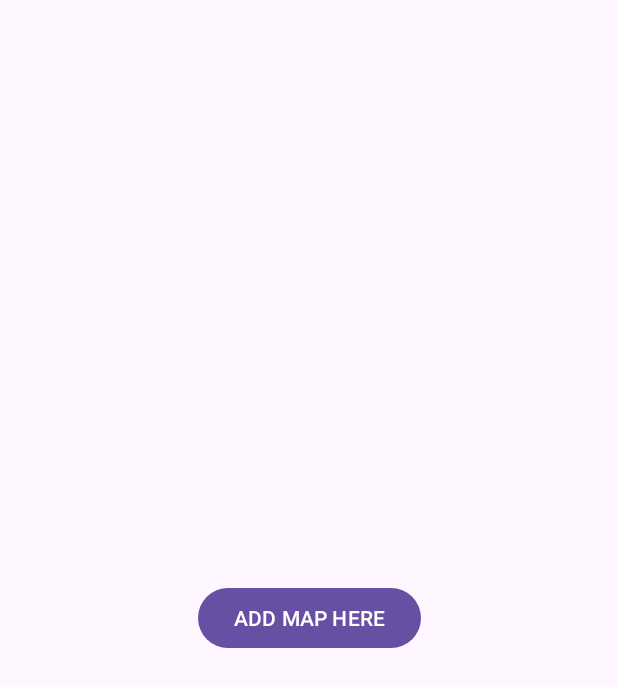
After one commit to OmarElserwi/WatTravl, an Android app: the layout activity_map.xml on its own in the app's theme, with its tools: preview values and no code run, on a phone screen of 412 x 824 dp. The commit adds this screen. Shown: the top 687 px of the screen. Run offline under Robolectric (Android 15) with nearby library versions, the phone set to English and light mode, and no system bars.

Commit message:
Add Map Activity And Passing Of Parameters

```diff
--- a/WatTravl/app/src/main/AndroidManifest.xml
+++ b/WatTravl/app/src/main/AndroidManifest.xml
@@ -13,6 +13,9 @@
         android:theme="@style/Theme.WatTravl"
         tools:targetApi="31">
         <activity
+            android:name=".MapActivity"
+            android:exported="false" />
+        <activity
             android:name=".MainActivity"
             android:exported="true">
             <intent-filter>
--- /dev/null
+++ b/WatTravl/app/src/main/res/layout/activity_map.xml
@@ -0,0 +1,19 @@
+<?xml version="1.0" encoding="utf-8"?>
+<androidx.constraintlayout.widget.ConstraintLayout xmlns:android="http://schemas.android.com/apk/res/android"
+    xmlns:app="http://schemas.android.com/apk/res-auto"
+    xmlns:tools="http://schemas.android.com/tools"
+    android:id="@+id/main"
+    android:layout_width="match_parent"
+    android:layout_height="match_parent"
+    tools:context=".MapActivity">
+
+    <Button
+        android:id="@+id/button2"
+        android:layout_width="wrap_content"
+        android:layout_height="wrap_content"
+        android:text="ADD MAP HERE"
+        app:layout_constraintBottom_toBottomOf="parent"
+        app:layout_constraintEnd_toEndOf="parent"
+        app:layout_constraintStart_toStartOf="parent"
+        app:layout_constraintTop_toTopOf="parent" />
+</androidx.constraintlayout.widget.ConstraintLayout>
```
Also changed, not shown: WatTravl/app/src/main/java/com/example/wattravl/MainActivity.kt (+20 -0 lines), WatTravl/app/src/main/java/com/example/wattravl/MapActivity.kt (added, +30 -0 lines), 1 other file.
